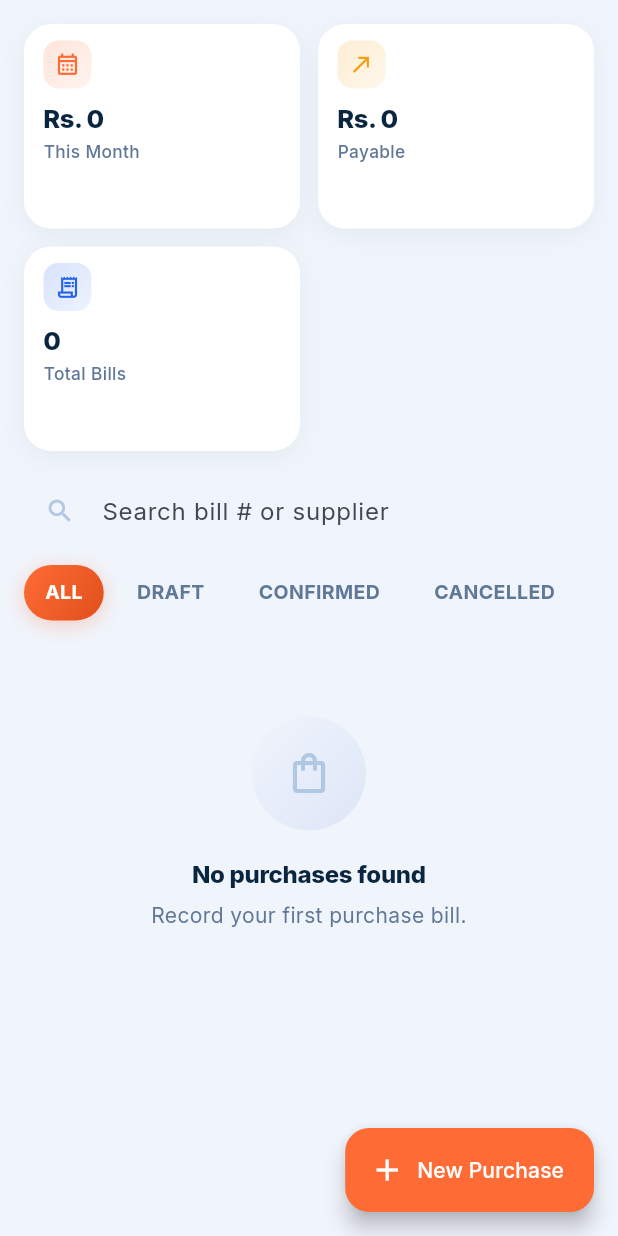
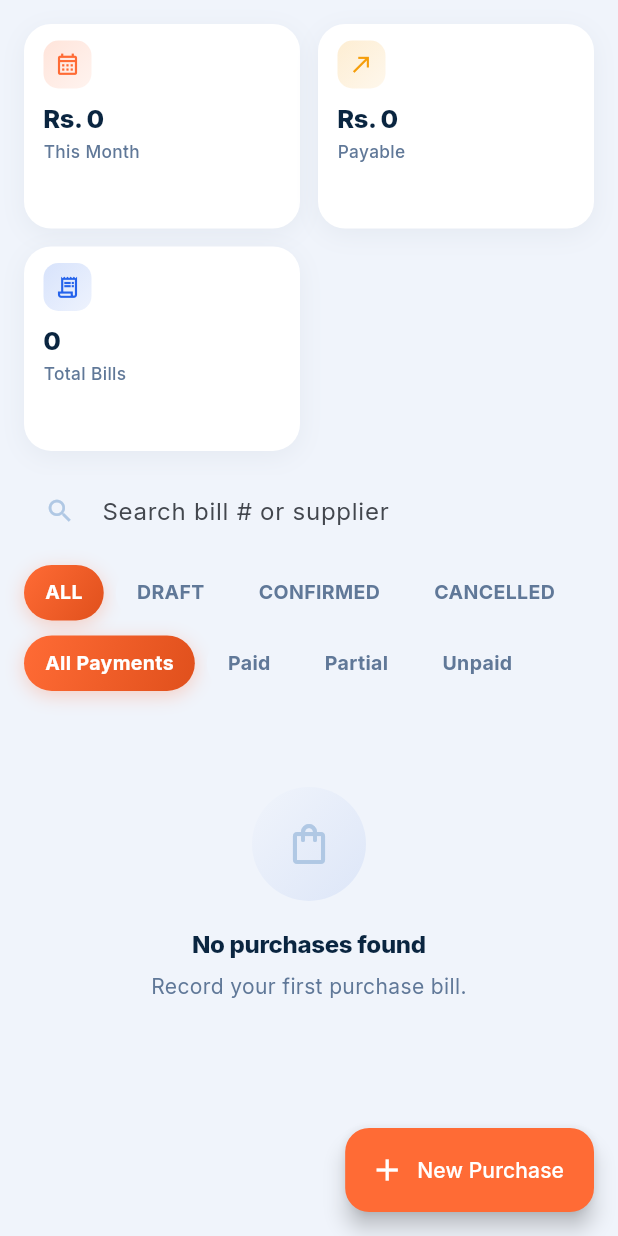
Before and after one commit to bewosai/bewosai, a Flutter app: the PurchasesScreen screen opened directly, on a phone screen of 412 x 824 dp. Run offline on Flutter 3.47's test engine with Material 3 defaults, Android fonts, the phone set to English and light mode, and no system bars; our stand-ins replace connectivity_plus, dio, file_picker, fl_chart, flutter_local_notifications, flutter_secure_storage and 11 more; missing offline and left inert: excel, nepali_utils; accounts and stored records are empty; network calls fail.

Commit message:
Bring the Flutter app to parity with recent web features
The APK was falling behind the web client on several UX additions
from this week: Paid/Partial/Unpaid payment status wasn't visible on
Sales or Purchases, business/user phone fields had no country code
(Nepal +977 default), and business type was free text instead of the
new preset chips. Ports all three into the app:

- core/utils/payment_status.dart mirrors the web's derivation and
  drives new status badges + filter chips on Sales and Purchases.
- shared/widgets/phone_country_field.dart adds a country-code dropdown
  (Nepal first) wired into business creation, business settings, and
  user account settings — combines to a single +<code><digits> string
  with no space, matching the backend's phone validation.
- shared/widgets/business_type_field.dart adds the same preset-chip +
  "Other" custom-text pattern as the web CreateBusiness screen.

flutter analyze: no issues. Release APK rebuilt and confirmed to still
embed the production backend URL (kReleaseMode always selects
_renderUrl; the localhost/10.0.2.2 strings found in a raw binary scan
are unreachable debug-branch literals, not the active config).

Co-Authored-By: Claude Sonnet 5 <noreply@anthropic.com>

```diff
--- a/app/lib/core/theme/app_colors.dart
+++ b/app/lib/core/theme/app_colors.dart
@@ -96,11 +96,13 @@ class AppColors {
       case 'SUSPENDED':
       case 'OVERDUE':
       case 'ARCHIVED':
+      case 'UNPAID':
         return error;
       case 'SENT':
         return info;
       case 'DRAFT':
       case 'PENDING':
+      case 'PARTIAL':
         return warning;
       default:
         return textSecondary;
--- /dev/null
+++ b/app/lib/core/utils/payment_status.dart
@@ -0,0 +1,8 @@
+/// Derives a bill's payment status from its own total/paid amounts — there's
+/// no separate stored field for this, mirrors the same derivation used on
+/// the web client (client/src/utils/paymentStatus.js).
+String paymentStatus({required double total, required double paid}) {
+  if (total <= 0 || paid >= total) return 'PAID';
+  if (paid > 0) return 'PARTIAL';
+  return 'UNPAID';
+}
--- a/app/lib/core/utils/validators.dart
+++ b/app/lib/core/utils/validators.dart
@@ -26,7 +26,7 @@ class Validators {
     return null;
   }
 
-  static final _phoneRegex = RegExp(r'^\d{7,15}$');
+  static final _phoneRegex = RegExp(r'^\+?\d{7,15}$');
 
   static String? phone(String? value) {
     final v = value?.trim() ?? '';
--- a/app/lib/features/purchases/presentation/screens/purchases_screen.dart
+++ b/app/lib/features/purchases/presentation/screens/purchases_screen.dart
@@ -6,6 +6,7 @@ import '../../../../core/calendar/nepali_calendar_service.dart';
 import '../../../../core/constants/app_constants.dart';
 import '../../../../core/theme/app_colors.dart';
 import '../../../../core/utils/formatters.dart';
+import '../../../../core/utils/payment_status.dart';
 import '../../../../core/utils/validators.dart';
 import '../../../../shared/pdf/bill_pdf.dart';
 import '../../../../shared/widgets/app_widgets.dart';
@@ -28,6 +29,7 @@ class PurchasesScreen extends StatefulWidget {
 
 class _PurchasesScreenState extends State<PurchasesScreen> {
   String _filter = 'ALL';
+  String _paymentFilter = 'ALL';
   String _search = '';
 
   @override
@@ -89,6 +91,11 @@ class _PurchasesScreenState extends State<PurchasesScreen> {
     var list = purchases;
     if (_filter != 'ALL') {
       list = list.where((p) => p.status == _filter).toList();
+    }
+    if (_paymentFilter != 'ALL') {
+      list = list
+          .where((p) => paymentStatus(total: p.total, paid: p.paidAmount) == _paymentFilter)
+          .toList();
     }
     if (_search.isNotEmpty) {
       final q = _search.toLowerCase();
@@ -173,6 +180,24 @@ class _PurchasesScreenState extends State<PurchasesScreen> {
                             .toList(),
                       ),
                     ),
+                    const SizedBox(height: 10),
+                    SingleChildScrollView(
+                      scrollDirection: Axis.horizontal,
+                      child: Row(
+                        children: ['ALL', 'PAID', 'PARTIAL', 'UNPAID'].map((
+                          f,
+                        ) {
+                          return Padding(
+                            padding: const EdgeInsets.only(right: 8),
+                            child: AppFilterChip(
+                              label: f == 'ALL' ? 'All Payments' : f[0] + f.substring(1).toLowerCase(),
+                              selected: _paymentFilter == f,
+                              onTap: () => setState(() => _paymentFilter = f),
+                            ),
+                          );
+                        }).toList(),
+                      ),
+                    ),
                     const SizedBox(height: 16),
                     if (filtered.isEmpty)
                       const EmptyState(
@@ -236,6 +261,10 @@ class _PurchasesScreenState extends State<PurchasesScreen> {
                                     ),
                                     const SizedBox(height: 4),
                                     StatusBadge(label: p.status),
+                                    const SizedBox(height: 4),
+                                    StatusBadge(
+                                      label: paymentStatus(total: p.total, paid: p.paidAmount),
+                                    ),
                                   ],
                                 ),
                                 IconButton(
--- a/app/lib/features/sales/presentation/screens/sales_screen.dart
+++ b/app/lib/features/sales/presentation/screens/sales_screen.dart
@@ -4,6 +4,7 @@ import 'package:provider/provider.dart';
 import '../../../../core/i18n/translations.dart';
 import '../../../../core/theme/app_colors.dart';
 import '../../../../core/utils/formatters.dart';
+import '../../../../core/utils/payment_status.dart';
 import '../../../../shared/widgets/app_widgets.dart';
 import '../../data/models/sale_model.dart';
 import '../providers/sale_provider.dart';
@@ -17,6 +18,7 @@ class SalesScreen extends StatefulWidget {
 
 class _SalesScreenState extends State<SalesScreen> {
   String _filter = 'ALL';
+  String _paymentFilter = 'ALL';
   String _search = '';
 
   @override
@@ -33,6 +35,11 @@ class _SalesScreenState extends State<SalesScreen> {
       list = list.where((s) => s.isOverdue).toList();
     } else if (_filter != 'ALL') {
       list = list.where((s) => s.status == _filter).toList();
+    }
+    if (_paymentFilter != 'ALL') {
+      list = list
+          .where((s) => paymentStatus(total: s.total, paid: s.paidAmount) == _paymentFilter)
+          .toList();
     }
     if (_search.isNotEmpty) {
       final q = _search.toLowerCase();
@@ -121,6 +128,24 @@ class _SalesScreenState extends State<SalesScreen> {
                         }).toList(),
                       ),
                     ),
+                    const SizedBox(height: 10),
+                    SingleChildScrollView(
+                      scrollDirection: Axis.horizontal,
+                      child: Row(
+                        children: ['ALL', 'PAID', 'PARTIAL', 'UNPAID'].map((
+                          f,
+                        ) {
+                          return Padding(
+                            padding: const EdgeInsets.only(right: 8),
+                            child: AppFilterChip(
+                              label: f == 'ALL' ? 'All Payments' : f[0] + f.substring(1).toLowerCase(),
+                              selected: _paymentFilter == f,
+                              onTap: () => setState(() => _paymentFilter = f),
+                            ),
+                          );
+                        }).toList(),
+                      ),
+                    ),
                     const SizedBox(height: 16),
                     if (filtered.isEmpty)
                       const EmptyState(
@@ -185,6 +210,10 @@ class _SalesScreenState extends State<SalesScreen> {
                                           ? t('pendingSync')
                                           : (s.isOverdue ? 'OVERDUE' : s.status),
                                     ),
+                                    const SizedBox(height: 4),
+                                    StatusBadge(
+                                      label: paymentStatus(total: s.total, paid: s.paidAmount),
+                                    ),
                                   ],
                                 ),
                               ],
```
Also changed, not shown: app/lib/features/auth/presentation/screens/select_business_screen.dart (+4 -18 lines), app/lib/features/settings/presentation/screens/settings_account_screen.dart (+2 -5 lines), app/lib/features/settings/presentation/screens/settings_business_screen.dart (+4 -11 lines), app/lib/shared/widgets/business_type_field.dart (added, +103 -0 lines), app/lib/shared/widgets/phone_country_field.dart (added, +130 -0 lines).
